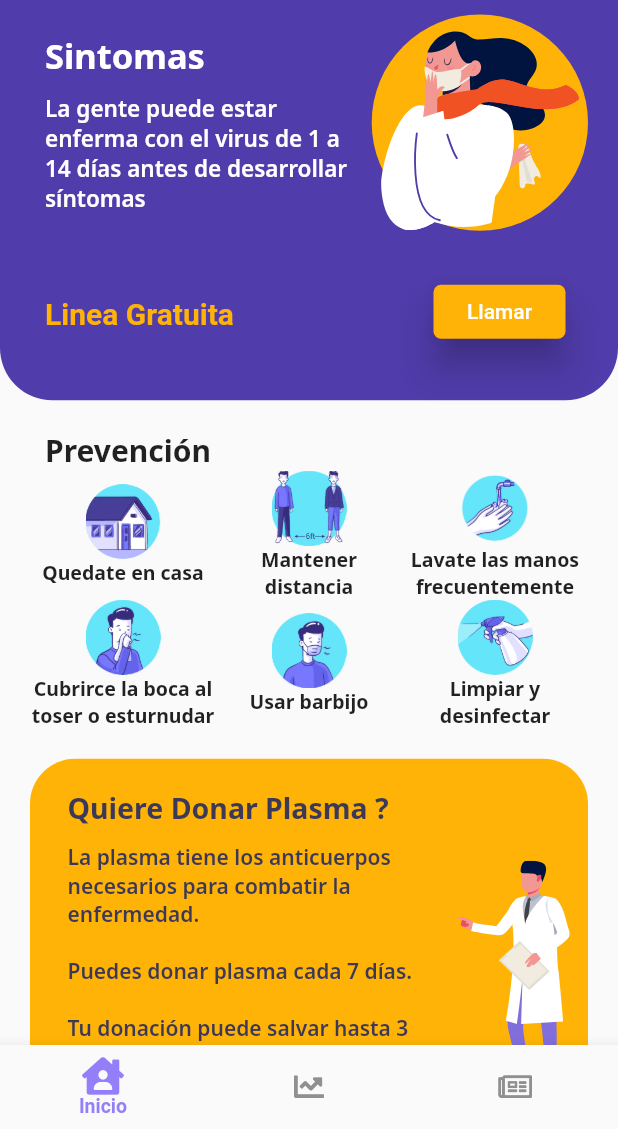
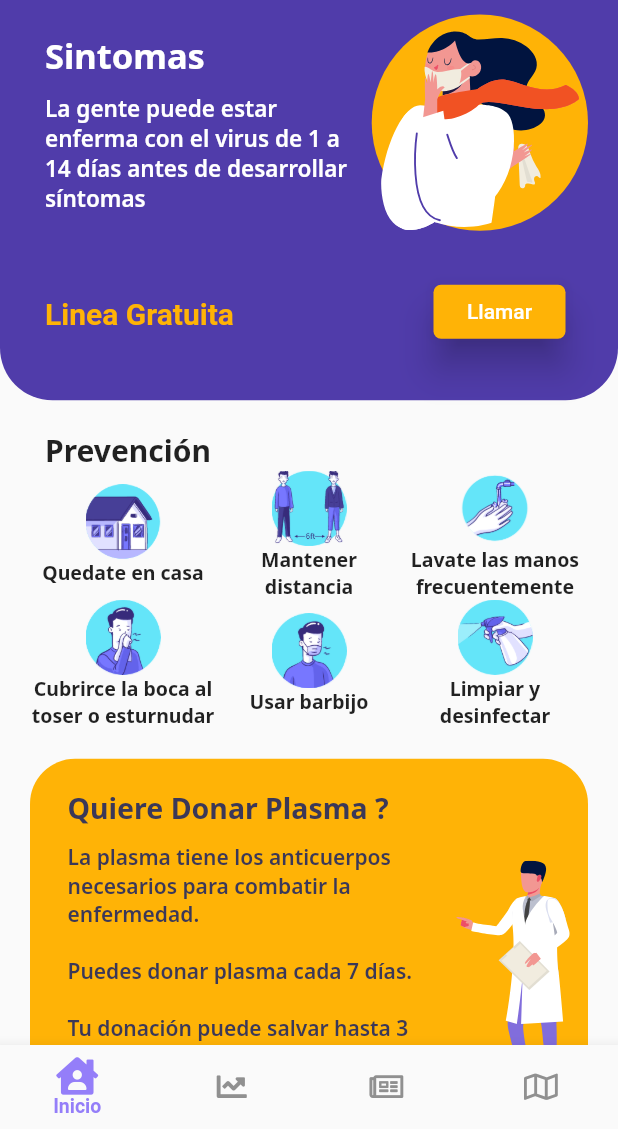
Before and after one commit to cristianfchq/proyWedevsFlutter, a Flutter app: the screen it shows after launch, on a phone screen of 412 x 824 dp, the part 107-1236 px from its top. Run offline on Flutter 3.47's test engine with Material 2 defaults, Android fonts, the phone set to English and light mode, and no system bars; our stand-ins replace cached_network_image, charts_flutter, cloud_firestore, flutter_svg, font_awesome_flutter, get_it and 1 more; accounts and stored records are empty.

```diff
--- /dev/null
+++ b/lib/core/models/laboratorio/laboratorioModel.dart
@@ -0,0 +1,31 @@
+class Laboratorio {
+  String id;
+  int numero;
+  String municipio;
+  String nombreLab;
+  String ubicacion;
+
+  Laboratorio({
+    this.id,
+    this.numero,
+    this.municipio,
+    this.nombreLab,
+    this.ubicacion,
+  });
+
+  Laboratorio.fromMap(Map snapshot, String id)
+      : id = id ?? '',
+        numero = snapshot['numero'] ?? '',
+        municipio = snapshot['municipio'] ?? '',
+        nombreLab = snapshot['nombreLab'] ?? '',
+        ubicacion = snapshot['ubicacion'] ?? '';
+
+  toJson() {
+    return {
+      "numero": numero,
+      "municipio": municipio,
+      "nombreLab": nombreLab,
+      "ubicacion": ubicacion,
+    };
+  }
+}
--- a/lib/locator.dart
+++ b/lib/locator.dart
@@ -1,3 +1,5 @@
+import 'package:covid19/core/services/apiLaboratorio.dart';
+import 'package:covid19/core/viewmodels/CRUDModelLaboratorio.dart';
 import 'package:get_it/get_it.dart';
 
 import 'package:covid19/core/viewmodels/CRUDModelProduct.dart';
@@ -19,4 +21,7 @@ void setupLocator() {
 
   locator.registerLazySingleton(() => ApiNoticias('noticias'));
   locator.registerLazySingleton(() => CRUDModelNoticias()) ;
+
+  locator.registerLazySingleton(() => ApiLaboratorio('laboratorios'));
+  locator.registerLazySingleton(() => CRUDModelLaboratorio()) ;
 }
--- a/lib/main.dart
+++ b/lib/main.dart
@@ -6,6 +6,7 @@ import './locator.dart';
 import 'package:covid19/core/viewmodels/CRUDModelProduct.dart';
 import 'package:covid19/core/viewmodels/CRUDModelDepartment.dart';
 import 'package:covid19/core/viewmodels/CRUDModelNoticias.dart';
+import 'package:covid19/core/viewmodels/CRUDModelLaboratorio.dart';
 
 void main() {
   setupLocator();
@@ -20,6 +21,7 @@ class MyApp extends StatelessWidget {
         ChangeNotifierProvider(create: (_) => locator<CRUDModelProduct>()),
         ChangeNotifierProvider(create: (_) => locator<CRUDModelDepartment>()),
         ChangeNotifierProvider(create: (_) => locator<CRUDModelNoticias>()),
+        ChangeNotifierProvider(create: (_) => locator<CRUDModelLaboratorio>()),
       ],
       child: MaterialApp(
         debugShowCheckedModeBanner: false,
@@ -90,3 +92,91 @@ class MyApp extends StatelessWidget {
 //     new MyApp(),
 //   );
 // }
+
+// /////////////////////////////////////////////
+
+// import 'dart:async';
+
+// import 'package:flutter/material.dart';
+// import 'package:url_launcher/url_launcher.dart';
+
+// void main() {
+//   runApp(MyApp());
+// }
+
+// class MyApp extends StatelessWidget {
+//   @override
+//   Widget build(BuildContext context) {
+//     return MaterialApp(
+//       title: 'URL Launcher',
+//       theme: ThemeData(
+//         primarySwatch: Colors.blue,
+//       ),
+//       home: MyHomePage(title: 'URL Launcher'),
+//     );
+//   }
+// }
+
+// class MyHomePage extends StatefulWidget {
+//   MyHomePage({Key key, this.title}) : super(key: key);
+//   final String title;
+
+//   @override
+//   _MyHomePageState createState() => _MyHomePageState();
+// }
+
+// class _MyHomePageState extends State<MyHomePage> {
+//   Future<void> _launched;
+//   String _phone = '';
+
+//   Future<void> _launchInBrowser(String url) async {
+//     if (await canLaunch(url)) {
+//       await launch(
+//         url,
+//         forceSafariVC: false,
+//         forceWebView: false,
+//         headers: <String, String>{'my_header_key': 'my_header_value'},
+//       );
+//     } else {
+//       throw 'Could not launch $url';
+//     }
+//   }
+
+//   Widget _launchStatus(BuildContext context, AsyncSnapshot<void> snapshot) {
+//     if (snapshot.hasError) {
+//       return Text('Error: ${snapshot.error}');
+//     } else {
+//       return const Text('');
+//     }
+//   }
+
+//   @override
+//   Widget build(BuildContext context) {
+//     const String toLaunch = 'https://maps.app.goo.gl/fGB6HcnN3fqGysqY6';
+//     return Scaffold(
+//       appBar: AppBar(
+//         title: Text(widget.title),
+//       ),
+//       body: ListView(
+//         children: <Widget>[
+//           Column(
+//             mainAxisAlignment: MainAxisAlignment.center,
+//             children: <Widget>[
+//               const Padding(
+//                 padding: EdgeInsets.all(16.0),
+//                 child: Text(toLaunch),
+//               ),
+//               RaisedButton(
+//                 onPressed: () => setState(() {
+//                   _launched = _launchInBrowser(toLaunch);
+//                 }),
+//                 child: const Text('Launch in browser'),
+//               ),
+//               FutureBuilder<void>(future: _launched, builder: _launchStatus),
+//             ],
+//           ),
+//         ],
+//       ),
+//     );
+//   }
+// }
--- a/lib/ui/views/bottomNavigationInferior.dart
+++ b/lib/ui/views/bottomNavigationInferior.dart
@@ -1,10 +1,10 @@
-
 import 'package:flutter/material.dart';
 import 'package:font_awesome_flutter/font_awesome_flutter.dart';
 
 import 'package:covid19/ui/views/boliviaScreenView/graphScreenBolivia.dart';
 import 'package:covid19/ui/views/principalScreenView/principalScreen.dart';
 import 'package:covid19/ui/views/screenNoticias/screenNoticias.dart';
+import 'package:covid19/ui/views/locate/locatePlacePage.dart';
 
 // https://pub.dev/packages/font_awesome_flutter
 // and added
@@ -24,6 +24,7 @@ class _BottomNavigationInferiorState extends State<BottomNavigationInferior> {
     PrincipalScreen(),
     GraphScreenBolivia(),
     ScreenNoticiasPage(),
+    LocatePlacePage(),
   ];
 
   void _onItemTapped(int index) {
@@ -33,9 +34,8 @@ class _BottomNavigationInferiorState extends State<BottomNavigationInferior> {
   }
 
   //Todo: para ver el tamanio de un widget
-  _getSizes(){
-    final RenderBox
-    renderBoxRed = _keyNav.currentContext.findRenderObject();
+  _getSizes() {
+    final RenderBox renderBoxRed = _keyNav.currentContext.findRenderObject();
     final sizeRed = renderBoxRed.size;
     print("Size of red $sizeRed");
   }
@@ -59,7 +59,6 @@ class _BottomNavigationInferiorState extends State<BottomNavigationInferior> {
 
   //Todo: para ver el tamanio de un widget
   GlobalKey _keyNav = GlobalKey();
-
 
   Widget _myBottomNavigationBar() {
     return Container(
@@ -85,12 +84,12 @@ class _BottomNavigationInferiorState extends State<BottomNavigationInferior> {
             icon: FaIcon(FontAwesomeIcons.newspaper, size: 20),
             title: Text('Noticias'),
           ),
-          // BottomNavigationBarItem(
-          //   // icon: Icon(Icons.book),
-          //   activeIcon: FaIcon(FontAwesomeIcons.solidBookmark, size: 30),
-          //   icon: FaIcon(FontAwesomeIcons.bookmark, size: 25),
-          //   title: Text('Libros'),
-          // ),
+          BottomNavigationBarItem(
+            // icon: Icon(Icons.local_movies),
+            activeIcon: FaIcon(FontAwesomeIcons.mapMarkedAlt, size: 25),
+            icon: FaIcon(FontAwesomeIcons.map, size: 20),
+            title: Text('Lugares'),
+          ),
         ],
         currentIndex: _selectedIndex,
         onTap: _onItemTapped,
@@ -99,13 +98,18 @@ class _BottomNavigationInferiorState extends State<BottomNavigationInferior> {
             ? Color(0xFF947EF9)
             : _selectedIndex == 1
                 ? Color(0xFF947EF9)
-                : _selectedIndex == 2 ? Color(0xFF947EF9) : Colors.green[800],
+                : _selectedIndex == 2
+                    ? Color(0xFF947EF9)
+                    : _selectedIndex == 3
+                        ? Color(0xFF947EF9)
+                        : Colors.green[800],
         unselectedItemColor: Color(0xFF909090),
         unselectedLabelStyle:
             TextStyle(fontSize: 12, fontWeight: FontWeight.bold),
         iconSize: 10.0,
         type: BottomNavigationBarType.fixed,
-        selectedLabelStyle: TextStyle(fontSize: 13, fontWeight: FontWeight.bold),
+        selectedLabelStyle:
+            TextStyle(fontSize: 13, fontWeight: FontWeight.bold),
         // key: Key("value"),
         // backgroundColor: Colors.amber,
         showUnselectedLabels: false,
--- a/lib/ui/views/principalScreenView/principalScreen.dart
+++ b/lib/ui/views/principalScreenView/principalScreen.dart
@@ -26,8 +26,6 @@ class _PrincipalScreenState extends State<PrincipalScreen> {
         child: Column(
           children: <Widget>[
             _firstParteBody(),
-            // _firstParteBody(),
-            // _firstParteBody(),
             Padding(
               padding: const EdgeInsets.only(top: 20, left: 30, right: 20),
               child: _subtitle(),
--- a/lib/ui/views/product/homeView.dart
+++ b/lib/ui/views/product/homeView.dart
@@ -1,9 +1,9 @@
-import 'package:cloud_firestore/cloud_firestore.dart';
 import 'package:covid19/core/viewmodels/CRUDModelProduct.dart';
 import 'package:flutter/material.dart';
 import 'package:covid19/core/models/productModel/product.model.dart';
 import 'package:covid19/ui/widgets/product/productCard.dart';
 import 'package:provider/provider.dart';
+import 'package:cloud_firestore/cloud_firestore.dart';
 
 class HomeView extends StatefulWidget {
   @override
--- a/lib/ui/widgets/noticias/noticiasCard.dart
+++ b/lib/ui/widgets/noticias/noticiasCard.dart
@@ -47,7 +47,7 @@ class NoticiasCard extends StatelessWidget {
               ),
               height: 230.0,
               width: MediaQuery.of(context).size.width - 30,
-              fit: BoxFit.cover,
+              fit: BoxFit.fill,
             ),
           ),
           Container(
```
Also changed, not shown: lib/core/services/apiLaboratorio.dart (added, +32 -0 lines), lib/core/viewmodels/CRUDModelLaboratorio.dart (added, +48 -0 lines), lib/ui/views/locate/locatePlacePage.dart (added, +57 -0 lines), lib/ui/views/screenNoticias/screenNoticias.dart (+4 -4 lines), lib/ui/widgets/laboratorio/laboratorioCard.dart (added, +103 -0 lines).
